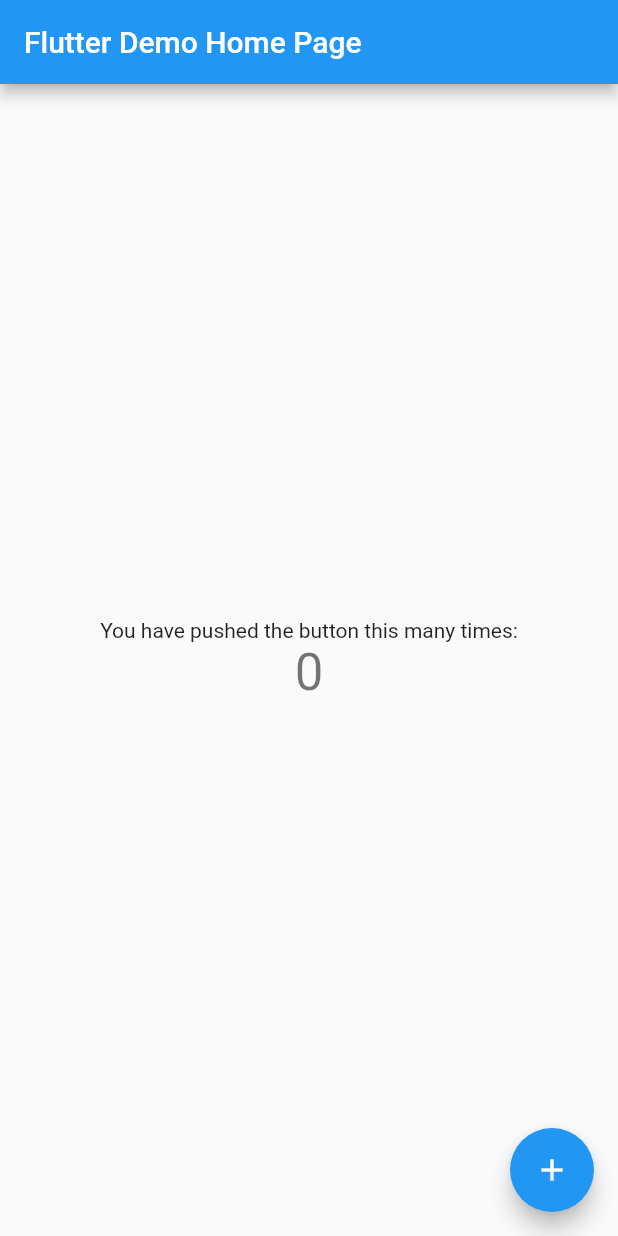
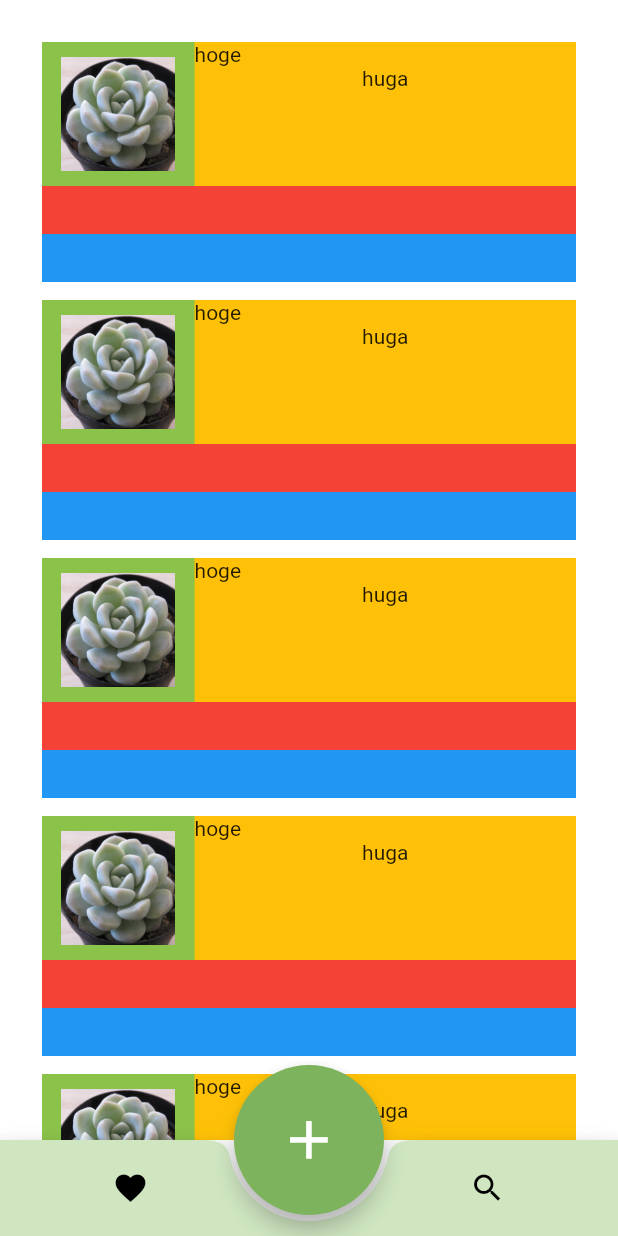
Before and after one commit to yayayagi721/succulents_manager_app, a Flutter app: the screen it shows after launch, on a phone screen of 412 x 824 dp. Run offline on Flutter 3.47's test engine with Material 2 defaults, Android fonts, the phone set to English and light mode, and no system bars; our stand-ins replace hive, hive_flutter; accounts and stored records are empty.

Commit message:
plant_listのviewを作成中

```diff
--- a/lib/main.dart
+++ b/lib/main.dart
@@ -2,6 +2,8 @@
 import 'package:hive/hive.dart';
 import 'package:hive_flutter/hive_flutter.dart';
 import 'package:succulents_manager_app/shopping_item.dart';
+
+import 'plant_list_view.dart';
 
 void main() async {
   await Hive.initFlutter();
@@ -15,23 +17,13 @@
   // This widget is the root of your application.
   @override
   Widget build(BuildContext context) {
-    test();
     return MaterialApp(
-      title: 'Flutter Demo',
-      theme: ThemeData(
-        // This is the theme of your application.
-        //
-        // Try running your application with "flutter run". You'll see the
-        // application has a blue toolbar. Then, without quitting the app, try
-        // changing the primarySwatch below to Colors.green and then invoke
-        // "hot reload" (press "r" in the console where you ran "flutter run",
-        // or simply save your changes to "hot reload" in a Flutter IDE).
-        // Notice that the counter didn't reset back to zero; the application
-        // is not restarted.
-        primarySwatch: Colors.blue,
-      ),
-      home: const MyHomePage(title: 'Flutter Demo Home Page'),
-    );
+        title: 'Flutter Demo',
+        debugShowCheckedModeBanner: false,
+        initialRoute: '/plantList',
+        routes: <String, WidgetBuilder>{
+          '/plantList': (BuildContext context) => PlantListView()
+        });
   }
 
   Future test() async {
--- /dev/null
+++ b/lib/plant_list_view.dart
@@ -0,0 +1,143 @@
+import 'package:flutter/material.dart';
+
+class PlantListView extends StatelessWidget {
+  @override
+  Widget build(BuildContext context) {
+    return Scaffold(
+      body: _blankSpace(),
+      backgroundColor: Colors.white,
+      bottomNavigationBar: BottomAppBar(
+        color: Color.fromRGBO(207, 230, 193, 1),
+        shape: CircularNotchedRectangle(),
+        child: Container(
+          height: 64,
+          child: Row(
+            mainAxisAlignment: MainAxisAlignment.spaceEvenly,
+            children: <Widget>[
+              IconButton(
+                icon: Icon(Icons.favorite),
+                color: Colors.black,
+                onPressed: () {},
+              ),
+              Container(width: 64),
+              IconButton(
+                icon: Icon(Icons.search),
+                color: Colors.black,
+                onPressed: () {},
+              ),
+            ],
+          ),
+        ),
+      ),
+      floatingActionButton: Container(
+        height: 100.0,
+        width: 100.0,
+        child: FittedBox(
+          child: FloatingActionButton(
+              child: Icon(Icons.add),
+              onPressed: () {},
+              backgroundColor: Color.fromRGBO(125, 179, 92, 1)),
+        ),
+      ),
+      floatingActionButtonLocation: FloatingActionButtonLocation.centerDocked,
+    );
+  }
+
+  Widget _blankSpace() {
+    return Container(
+      margin: EdgeInsets.only(top: 25, left: 25, right: 25),
+      child: _list(),
+    );
+  }
+
+  Widget _list() {
+    return ListView(
+        children: ([
+      _menuItem("hoge", "huga", 0.1, 50),
+      _menuItem("hoge", "huga", 0.1, 50),
+      _menuItem("hoge", "huga", 0.1, 50),
+      _menuItem("hoge", "huga", 0.1, 50),
+      _menuItem("hoge", "huga", 0.1, 50),
+    ]));
+  }
+
+  Widget _menuItem(
+      String name, String botanicalName, double moisture, int soilAgeOfDay) {
+    return Container(
+        height: 160,
+        decoration: BoxDecoration(
+          color: Color.fromRGBO(207, 230, 193, 1),
+          borderRadius: BorderRadius.circular(10),
+        ),
+        margin: EdgeInsets.only(top: 3, left: 3, right: 3, bottom: 9),
+        child: _cardBody(name, botanicalName, moisture, soilAgeOfDay,
+            Image.asset('sample_images/testImage.jpeg')));
+  }
+
+  Widget _cardBody(String name, String botanicalName, double moisture,
+      int soilAgeOfDay, Image plantImage) {
+    return Column(
+      children: <Widget>[
+        Expanded(
+            flex: 3,
+            child: Container(
+              color: Colors.lightGreen,
+              child: Row(
+                children: [
+                  Expanded(
+                      flex: 2,
+                      child: Container(
+                        padding: EdgeInsets.all(10),
+                        color: Colors.lightGreen,
+                        child: plantImage,
+                      )),
+                  Expanded(
+                      flex: 5,
+                      child: Container(
+                        color: Colors.amber,
+                        width: double.infinity,
+                        child: Column(
+                          children: [
+                            Align(
+                              alignment: Alignment.centerLeft,
+                              child: Text(
+                                "hoge",
+                                textAlign: TextAlign.left,
+                              ),
+                            ),
+                            Text(
+                              "huga",
+                              textAlign: TextAlign.left,
+                            )
+                          ],
+                        ),
+                      ))
+                ],
+              ),
+            )),
+        Expanded(flex: 1, child: Container(color: Colors.red)),
+        Expanded(flex: 1, child: Container(color: Colors.blue)),
+      ],
+    );
+  }
+
+  // List<Widget> _cardList(List<Widget> cards) {
+  //   List<Widget> rows = [];
+  //   List<Widget> tmp = [];
+  //   cards.forEach((card) {
+  //     tmp.add(card);
+  //     if (tmp.length == 2) {
+  //       rows.add(Row(
+  //         children: [Expanded(child: tmp[0]), Expanded(child: tmp[1])],
+  //       ));
+  //       tmp = [];
+  //     }
+  //   });
+  //   if (tmp != 0) {
+  //     rows.add(Row(
+  //       children: [Expanded(child: tmp[0]), Expanded(child: Container())],
+  //     ));
+  //   }
+  //   return rows;
+  // }
+}
--- a/pubspec.yaml
+++ b/pubspec.yaml
@@ -56,6 +56,8 @@
 
 # The following section is specific to Flutter.
 flutter:
+  assets:
+    - sample_images/
 
   # The following line ensures that the Material Icons font is
   # included with your application, so that you can use the icons in
```
Also changed, not shown: sample_images/testImage.jpeg (added).
